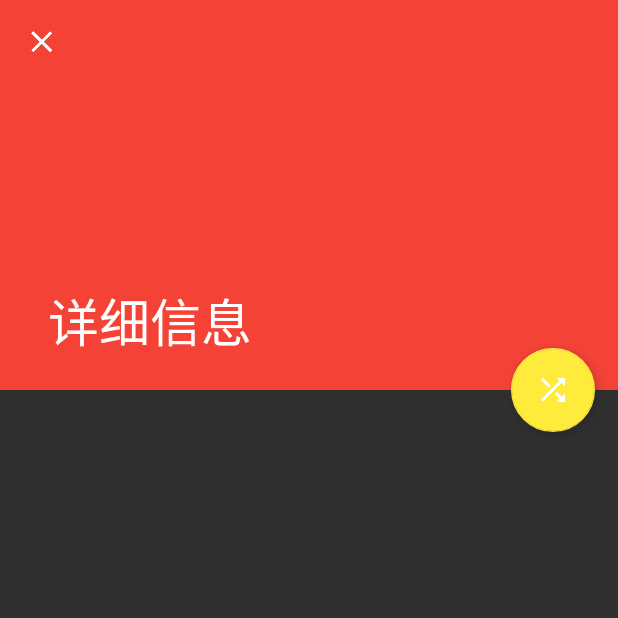
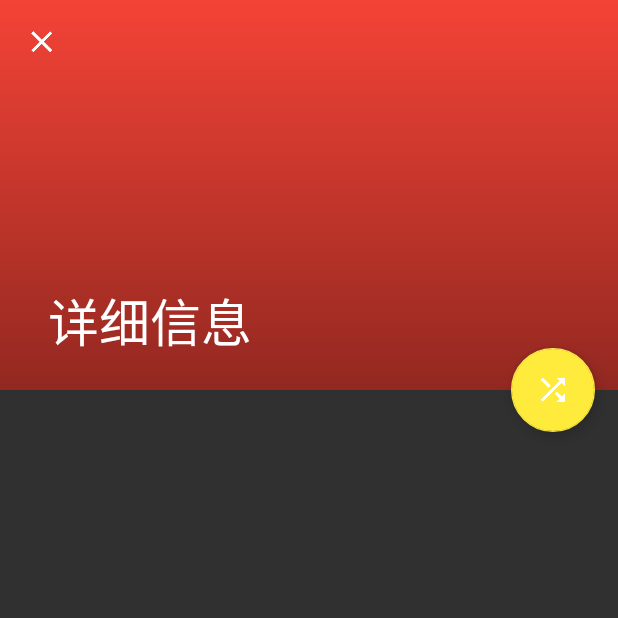
Before and after one commit to canwdev/Noise, an Android app: the DetailViewActivity screen opened directly, with no data from a screen before it, after a tap on an icon or button, on a phone screen of 412 x 824 dp, the top half of it. Run offline under Robolectric (Android 15) with nearby library versions, the phone set to English and light mode, and no system bars; 3 statements that could not run were skipped.

Commit message:
Fix the FC caused by big _cover.jpg

```diff
--- a/app/src/main/AndroidManifest.xml
+++ b/app/src/main/AndroidManifest.xml
@@ -27,7 +27,8 @@
         <activity
             android:name=".SetTimeActivity"
             android:label="@string/activity_stop_timer"
-            android:theme="@style/Dialog" />
+            android:theme="@style/Dialog"
+            android:windowSoftInputMode="stateVisible|adjustResize"/>
         <activity
             android:name=".noise.DetailViewActivity"
             android:label="@string/activity_detail_view"
--- a/app/src/main/java/com/canwdev/noise/RestartActivity.java
+++ b/app/src/main/java/com/canwdev/noise/RestartActivity.java
@@ -11,6 +11,8 @@ import com.canwdev.noise.R;
 import com.canwdev.noise.noise.Noise;
 import com.canwdev.noise.service.BackgroundService;
 
+// 通过启动这个Activity再执行System.exit(0)来重启App的所有Activity
+// 但服务仍需手动停止
 public class RestartActivity extends AppCompatActivity {
 
     @Override
--- a/app/src/main/java/com/canwdev/noise/noise/DetailViewActivity.java
+++ b/app/src/main/java/com/canwdev/noise/noise/DetailViewActivity.java
@@ -1,9 +1,12 @@
 package com.canwdev.noise.noise;
 
 import android.animation.ObjectAnimator;
+import android.annotation.SuppressLint;
 import android.content.Intent;
 import android.content.res.ColorStateList;
 import android.content.res.Configuration;
+import android.graphics.Bitmap;
+import android.graphics.BitmapFactory;
 import android.graphics.Color;
 import android.os.Bundle;
 import android.support.design.widget.CollapsingToolbarLayout;
@@ -24,6 +27,7 @@ import com.canwdev.noise.util.Util;
 public class DetailViewActivity extends AppCompatActivity {
     private Noise noise;
 
+    @SuppressLint("ClickableViewAccessibility")
     @Override
     protected void onCreate(Bundle savedInstanceState) {
         super.onCreate(savedInstanceState);
@@ -49,35 +53,19 @@ public class DetailViewActivity extends AppCompatActivity {
 
         if (intent != null) {
             if (getIntent().getBooleanExtra("coverBmp", false)) {
-                cover.setImageBitmap(intent.getParcelableExtra("cover"));
+                // 将bitmap转换成byte传输，防止大图片导致的内存溢出
+                byte[] bis = intent.getByteArrayExtra("cover");
+                Bitmap bitmap = BitmapFactory.decodeByteArray(bis, 0, bis.length);
+                cover.setImageBitmap(bitmap);
             } else {
                 cover.setImageResource(intent.getIntExtra("cover", 0));
             }
-            noise = (Noise) intent.getParcelableExtra("noise");
+            noise = intent.getParcelableExtra("noise");
             noise.setLoaded(false);
             noise.loadSoundPool(this);
             //noise.getSounds().play();
         }
 
-        // 触摸时的动画，来自　https://github.com/Eajy/MaterialDesignDemo
-        fab_play.setOnTouchListener((view, motionEvent) -> {
-            switch (motionEvent.getAction()) {
-                case MotionEvent.ACTION_DOWN:
-                    ObjectAnimator upAnim = ObjectAnimator.ofFloat(view, "translationZ", 0);
-                    upAnim.setDuration(200);
-                    upAnim.setInterpolator(new DecelerateInterpolator());
-                    upAnim.start();
-                    break;
-                case MotionEvent.ACTION_UP:
-                case MotionEvent.ACTION_CANCEL:
-                    ObjectAnimator downAnim = ObjectAnimator.ofFloat(view, "translationZ", 10);
-                    downAnim.setDuration(200);
-                    downAnim.setInterpolator(new AccelerateInterpolator());
-                    downAnim.start();
-                    break;
-            }
-            return false;
-        });
 
         if (Util.getDefPref(this).getBoolean(Conf.pEnTouch, false)) {
             collapsingToolbar.setOnTouchListener((v, event) -> {
--- /dev/null
+++ b/app/src/main/res/drawable/image_filter_shadow.xml
@@ -0,0 +1,8 @@
+<?xml version="1.0" encoding="utf-8"?>
+<shape xmlns:android="http://schemas.android.com/apk/res/android"
+    android:shape="rectangle">
+    <gradient
+        android:angle="270"
+        android:endColor="@color/imageShadow"
+        android:startColor="@color/transparent" />
+</shape>
--- a/app/src/main/res/layout-xhdpi/activity_detail_view.xml
+++ b/app/src/main/res/layout-xhdpi/activity_detail_view.xml
@@ -25,6 +25,7 @@
                 android:layout_width="match_parent"
                 android:layout_height="match_parent"
                 android:fitsSystemWindows="true"
+                android:foreground="@drawable/image_filter_shadow"
                 android:scaleType="centerCrop"
                 android:src="@drawable/xxicon"
                 android:transitionName="shareView"
--- a/app/src/main/res/values/colors.xml
+++ b/app/src/main/res/values/colors.xml
@@ -4,6 +4,7 @@
     <color name="colorPrimaryDark">#d32f2f</color>
     <color name="colorAccent">#ffeb3b</color>
     <color name="transparentDark">#93000000</color>.
+    <color name="imageShadow">#66000000</color>.
 
     <color name="white">#FFFFFF</color>
     <color name="black">#000000</color>
--- a/app/src/main/res/values/strings.xml
+++ b/app/src/main/res/values/strings.xml
@@ -38,7 +38,7 @@
     <string name="toast_cycle_stop">循环播放停止</string>
     <string name="toast_invalid_time">时间无效</string>
     <string name="professional">专业版</string>
-    <string name="settings_detail_view_summary">点击条目显示详细信息 (JellyBean+)</string>
+    <string name="settings_detail_view_summary">点击条目显示详细信息</string>
     <string name="settings_detail_view">详细信息</string>
     <string name="activity_detail_view">详细信息</string>
     <string name="restart_app">Restart App</string>
```
Also changed, not shown: app/src/main/java/com/canwdev/noise/MainActivity.java (+15 -2 lines), app/src/main/java/com/canwdev/noise/SetTimeActivity.java (+0 -11 lines), app/src/main/java/com/canwdev/noise/noise/Noise.java (+30 -21 lines), app/src/main/java/com/canwdev/noise/noise/NoiseAdapter.java (+11 -7 lines), app/src/main/assets/guichu/1_yuanshou/_cover.jpg, app/src/main/assets/guichu/3_jinkela/_cover.jpg, app/src/main/assets/guichu/6_zhexue/_cover.jpg, app/src/main/assets/guichu/7_acg/_cover.jpg, app/src/main/java/com/canwdev/noise/AboutActivity.java (line endings or trailing spaces), 1 other file.
